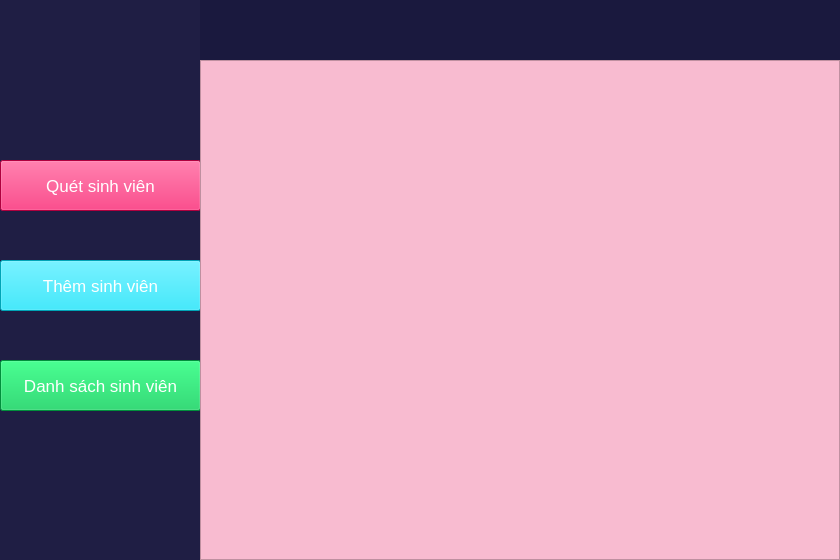
fhnib1998/Y4, file mainwindow.ui: the form before one commit.
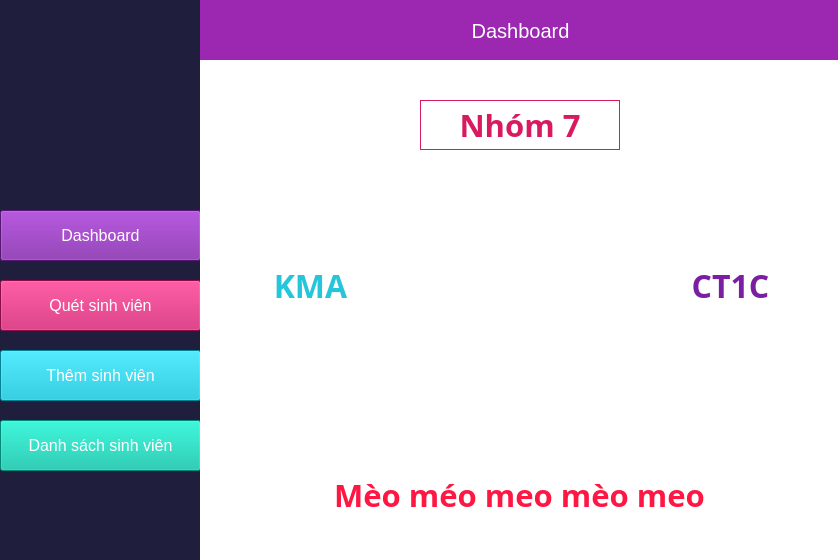
The form after the commit.

The edit to the form file:
```diff
--- a/mainwindow.ui
+++ b/mainwindow.ui
@@ -9,7 +9,7 @@
    <rect>
     <x>0</x>
     <y>0</y>
-    <width>840</width>
+    <width>838</width>
     <height>560</height>
    </rect>
   </property>
@@ -56,25 +56,25 @@
      </rect>
     </property>
     <property name="styleSheet">
-     <string notr="true">background: rgb(31,30,68);</string>
+     <string notr="true">background: rgb(31,30,60);</string>
     </property>
     <widget class="QPushButton" name="menuQuetsv">
      <property name="geometry">
       <rect>
        <x>0</x>
-       <y>160</y>
+       <y>280</y>
        <width>201</width>
        <height>51</height>
       </rect>
      </property>
      <property name="font">
       <font>
-       <pointsize>13</pointsize>
+       <pointsize>12</pointsize>
       </font>
      </property>
      <property name="styleSheet">
       <string notr="true">color:white;
-background:#f50057;</string>
+background:#c51162;</string>
      </property>
      <property name="text">
       <string>Quét sinh viên</string>
@@ -87,18 +87,18 @@
      <property name="geometry">
       <rect>
        <x>0</x>
-       <y>260</y>
+       <y>350</y>
        <width>201</width>
        <height>51</height>
       </rect>
      </property>
      <property name="font">
       <font>
-       <pointsize>13</pointsize>
+       <pointsize>12</pointsize>
       </font>
      </property>
      <property name="styleSheet">
-      <string notr="true">background:#00e5ff;
+      <string notr="true">background:#00b8d4;
 color:white;</string>
      </property>
      <property name="text">
@@ -112,19 +112,19 @@
      <property name="geometry">
       <rect>
        <x>0</x>
-       <y>360</y>
+       <y>420</y>
        <width>201</width>
        <height>51</height>
       </rect>
      </property>
      <property name="font">
       <font>
-       <pointsize>13</pointsize>
+       <pointsize>12</pointsize>
       </font>
      </property>
      <property name="styleSheet">
       <string notr="true">color:white;
-background:#00c853;</string>
+background:#00bfa5;</string>
      </property>
      <property name="text">
       <string>Danh sách sinh viên</string>
@@ -133,6 +133,44 @@
       <bool>false</bool>
      </property>
     </widget>
+    <widget class="QPushButton" name="menudashboard">
+     <property name="geometry">
+      <rect>
+       <x>0</x>
+       <y>210</y>
+       <width>201</width>
+       <height>51</height>
+      </rect>
+     </property>
+     <property name="font">
+      <font>
+       <pointsize>12</pointsize>
+      </font>
+     </property>
+     <property name="styleSheet">
+      <string notr="true">color:white;
+background:#7b1fa2;</string>
+     </property>
+     <property name="text">
+      <string>Dashboard</string>
+     </property>
+     <property name="flat">
+      <bool>false</bool>
+     </property>
+    </widget>
+    <widget class="QLabel" name="logo">
+     <property name="geometry">
+      <rect>
+       <x>0</x>
+       <y>0</y>
+       <width>200</width>
+       <height>175</height>
+      </rect>
+     </property>
+     <property name="text">
+      <string/>
+     </property>
+    </widget>
    </widget>
    <widget class="QWidget" name="widget" native="true">
     <property name="geometry">
@@ -144,8 +182,35 @@
      </rect>
     </property>
     <property name="styleSheet">
-     <string notr="true">background: rgb(26,25,62);</string>
+     <string notr="true">background: #9c27b0</string>
     </property>
+    <widget class="QLabel" name="title">
+     <property name="geometry">
+      <rect>
+       <x>0</x>
+       <y>0</y>
+       <width>641</width>
+       <height>61</height>
+      </rect>
+     </property>
+     <property name="font">
+      <font>
+       <family>Ubuntu</family>
+       <pointsize>15</pointsize>
+       <weight>50</weight>
+       <bold>false</bold>
+      </font>
+     </property>
+     <property name="styleSheet">
+      <string notr="true">color:white;</string>
+     </property>
+     <property name="text">
+      <string>Dashboard</string>
+     </property>
+     <property name="alignment">
+      <set>Qt::AlignCenter</set>
+     </property>
+    </widget>
    </widget>
    <widget class="QStackedWidget" name="stackedWidget">
     <property name="geometry">
@@ -160,7 +225,7 @@
      <string notr="true">background: #FFFFFF;</string>
     </property>
     <property name="currentIndex">
-     <number>2</number>
+     <number>3</number>
     </property>
     <widget class="QWidget" name="pagethemsv">
      <widget class="QLabel" name="label">
@@ -869,7 +934,7 @@
     </widget>
     <widget class="QWidget" name="pagettsv">
      <property name="styleSheet">
-      <string notr="true">background:#f8bbd0;</string>
+      <string notr="true"/>
      </property>
      <widget class="QTableView" name="tableView">
       <property name="geometry">
@@ -888,18 +953,24 @@
       </property>
       <property name="font">
        <font>
-        <pointsize>12</pointsize>
+        <pointsize>11</pointsize>
        </font>
       </property>
       <property name="focusPolicy">
        <enum>Qt::NoFocus</enum>
       </property>
+      <property name="layoutDirection">
+       <enum>Qt::LeftToRight</enum>
+      </property>
       <property name="styleSheet">
-       <string notr="true"/>
+       <string notr="true">background:#FFFFFF;</string>
       </property>
       <property name="frameShape">
        <enum>QFrame::StyledPanel</enum>
       </property>
+      <property name="frameShadow">
+       <enum>QFrame::Sunken</enum>
+      </property>
       <property name="midLineWidth">
        <number>0</number>
       </property>
@@ -918,6 +989,9 @@
       <property name="gridStyle">
        <enum>Qt::SolidLine</enum>
       </property>
+      <property name="wordWrap">
+       <bool>true</bool>
+      </property>
       <attribute name="horizontalHeaderCascadingSectionResizes">
        <bool>false</bool>
       </attribute>
@@ -930,12 +1004,156 @@
       <attribute name="horizontalHeaderStretchLastSection">
        <bool>true</bool>
       </attribute>
+      <attribute name="verticalHeaderVisible">
+       <bool>false</bool>
+      </attribute>
       <attribute name="verticalHeaderCascadingSectionResizes">
        <bool>false</bool>
       </attribute>
       <attribute name="verticalHeaderDefaultSectionSize">
-       <number>30</number>
+       <number>25</number>
       </attribute>
+      <attribute name="verticalHeaderStretchLastSection">
+       <bool>false</bool>
+      </attribute>
+     </widget>
+    </widget>
+    <widget class="QWidget" name="pageindex">
+     <property name="styleSheet">
+      <string notr="true"/>
+     </property>
+     <widget class="QLabel" name="meomeo">
+      <property name="geometry">
+       <rect>
+        <x>120</x>
+        <y>50</y>
+        <width>400</width>
+        <height>400</height>
+       </rect>
+      </property>
+      <property name="text">
+       <string/>
+      </property>
+     </widget>
+     <widget class="QLabel" name="label_7">
+      <property name="geometry">
+       <rect>
+        <x>220</x>
+        <y>40</y>
+        <width>200</width>
+        <height>50</height>
+       </rect>
+      </property>
+      <property name="font">
+       <font>
+        <family>Yrsa</family>
+        <pointsize>23</pointsize>
+        <weight>75</weight>
+        <bold>true</bold>
+       </font>
+      </property>
+      <property name="styleSheet">
+       <string notr="true">color:#d81b60</string>
+      </property>
+      <property name="frameShape">
+       <enum>QFrame::Box</enum>
+      </property>
+      <property name="text">
+       <string>Nhóm 7</string>
+      </property>
+      <property name="alignment">
+       <set>Qt::AlignCenter</set>
+      </property>
+     </widget>
+     <widget class="QLabel" name="label_8">
+      <property name="geometry">
+       <rect>
+        <x>-1</x>
+        <y>410</y>
+        <width>641</width>
+        <height>50</height>
+       </rect>
+      </property>
+      <property name="font">
+       <font>
+        <family>Yrsa</family>
+        <pointsize>23</pointsize>
+        <weight>75</weight>
+        <bold>true</bold>
+       </font>
+      </property>
+      <property name="styleSheet">
+       <string notr="true">color:#ff1744</string>
+      </property>
+      <property name="frameShape">
+       <enum>QFrame::NoFrame</enum>
+      </property>
+      <property name="text">
+       <string>Mèo méo meo mèo meo</string>
+      </property>
+      <property name="alignment">
+       <set>Qt::AlignCenter</set>
+      </property>
+     </widget>
+     <widget class="QLabel" name="label_9">
+      <property name="geometry">
+       <rect>
+        <x>20</x>
+        <y>200</y>
+        <width>181</width>
+        <height>50</height>
+       </rect>
+      </property>
+      <property name="font">
+       <font>
+        <family>Yrsa</family>
+        <pointsize>24</pointsize>
+        <weight>75</weight>
+        <bold>true</bold>
+       </font>
+      </property>
+      <property name="styleSheet">
+       <string notr="true">color:#26c6da</string>
+      </property>
+      <property name="frameShape">
+       <enum>QFrame::NoFrame</enum>
+      </property>
+      <property name="text">
+       <string>KMA</string>
+      </property>
+      <property name="alignment">
+       <set>Qt::AlignCenter</set>
+      </property>
+     </widget>
+     <widget class="QLabel" name="label_10">
+      <property name="geometry">
+       <rect>
+        <x>440</x>
+        <y>200</y>
+        <width>181</width>
+        <height>50</height>
+       </rect>
+      </property>
+      <property name="font">
+       <font>
+        <family>Yrsa</family>
+        <pointsize>24</pointsize>
+        <weight>75</weight>
+        <bold>true</bold>
+       </font>
+      </property>
+      <property name="styleSheet">
+       <string notr="true">color:#7b1fa2</string>
+      </property>
+      <property name="frameShape">
+       <enum>QFrame::NoFrame</enum>
+      </property>
+      <property name="text">
+       <string>CT1C</string>
+      </property>
+      <property name="alignment">
+       <set>Qt::AlignCenter</set>
+      </property>
      </widget>
     </widget>
    </widget>
```
Left out of the diff: 42 changed lines with no effect on the pictures.
